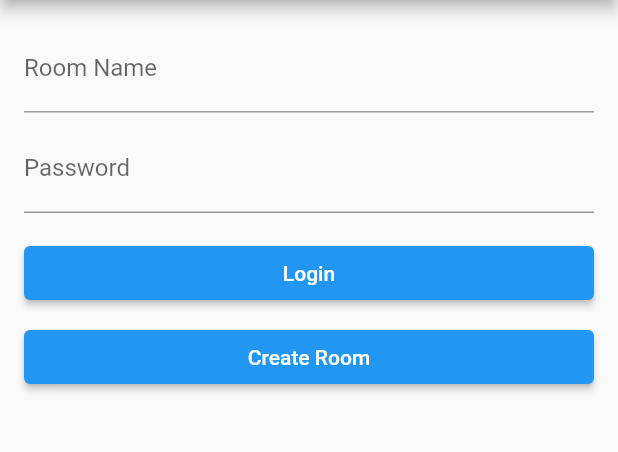
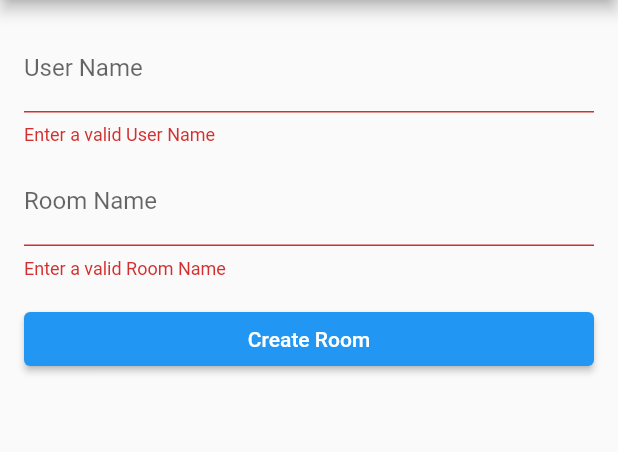
Before and after one commit to The-Network-Preachers/streamit-app, a Flutter app: the screen it shows after launch, after a tap on "Create Room", on a phone screen of 412 x 824 dp, the part 84-536 px from its top. Run offline on Flutter 3.47's test engine with Material 2 defaults, Android fonts, the light colour scheme and no system bars.

Commit message:
Fix: Login Page Form controllers

```diff
--- a/lib/login.dart
+++ /dev/null
@@ -1,77 +0,0 @@
-import 'package:flutter/material.dart';
-
-class LoginPage extends StatefulWidget {
-  @override
-  _LoginPageState createState() => _LoginPageState();
-}
-
-class _LoginPageState extends State<LoginPage> {
-  final _formKey = GlobalKey<FormState>();
-  final _emailController = TextEditingController();
-  final _passwordController = TextEditingController();
-
-  @override
-  Widget build(BuildContext context) {
-    return MaterialApp(
-      home: Scaffold(
-        appBar: AppBar(
-          title: Text('StreamIT'),
-        ),
-        body: SingleChildScrollView(
-          child: Container(
-            padding: EdgeInsets.all(16.0),
-            child: Form(
-              key: _formKey,
-              child: Column(
-                crossAxisAlignment: CrossAxisAlignment.stretch,
-                children: <Widget>[
-                  TextFormField(
-                    controller: _emailController,
-                    decoration: InputDecoration(labelText: 'Room Name'),
-                    validator: (value) {
-                      if (value == null || value.isEmpty) {
-                        return 'Please enter your Room Name';
-                      }
-                      return null;
-                    },
-                  ),
-                  SizedBox(height: 8.0),
-                  TextFormField(
-                    controller: _passwordController,
-                    decoration: InputDecoration(labelText: 'Password'),
-                    obscureText: true,
-                    validator: (value) {
-                      if (value == null || value.isEmpty) {
-                        return 'Please enter your password';
-                      }
-                      return null;
-                    },
-                  ),
-                  SizedBox(height: 16.0),
-                  ElevatedButton(
-                    onPressed: () {
-                      if (_formKey.currentState!.validate()) {
-                        // Implement login functionality here
-                        String email = _emailController.text;
-                        String password = _passwordController.text;
-                        // Call your login API and handle the response
-                      }
-                    },
-                    child: Text('Login'),
-                  ),
-                  SizedBox(height: 8.0),
-                  ElevatedButton(
-                    onPressed: () {
-                      // Implement create room functionality here
-                    },
-                    child: Text('Create Room'),
-                  ),
-                ],
-              ),
-            ),
-          ),
-        ),
-      ),
-    );
-  }
-}
--- a/lib/main.dart
+++ b/lib/main.dart
@@ -1,7 +1,7 @@
 import 'package:flutter/material.dart';
-import 'login.dart';
 
+import './pages/login.dart';
 
 void main() {
-  runApp(LoginPage());
+  runApp(const LoginPage());
 }
--- /dev/null
+++ b/lib/pages/login.dart
@@ -0,0 +1,81 @@
+import 'package:flutter/material.dart';
+
+class LoginPage extends StatefulWidget {
+  const LoginPage({super.key});
+
+  @override
+  State<LoginPage> createState() => _LoginPageState();
+}
+
+class _LoginPageState extends State<LoginPage> {
+  final _formKey = GlobalKey<FormState>();
+  String? _userName;
+  String? _roomName;
+
+  @override
+  Widget build(BuildContext context) {
+    return MaterialApp(
+      home: Scaffold(
+        appBar: AppBar(
+          title: const Text('StreamIT'),
+        ),
+        body: SingleChildScrollView(
+          child: Container(
+            padding: const EdgeInsets.all(16.0),
+            child: Form(
+              key: _formKey,
+              child: Column(
+                crossAxisAlignment: CrossAxisAlignment.stretch,
+                children: <Widget>[
+                  TextFormField(
+                    decoration: const InputDecoration(labelText: 'User Name'),
+                    validator: (value) {
+                      if (value == null || value.isEmpty) {
+                        return 'Enter a valid User Name';
+                      }
+
+                      return null;
+                    },
+                    onSaved: (val) {
+                      if (val != null) {
+                        _userName = val.trim();
+                      }
+                    },
+                  ),
+                  const SizedBox(height: 8.0),
+                  TextFormField(
+                    decoration: const InputDecoration(labelText: 'Room Name'),
+                    validator: (value) {
+                      if (value == null || value.isEmpty) {
+                        return 'Enter a valid Room Name';
+                      }
+                      return null;
+                    },
+                    onSaved: (val) {
+                      if (val != null) {
+                        _roomName = val.trim();
+                      }
+                    },
+                  ),
+                  const SizedBox(height: 16.0),
+                  ElevatedButton(
+                    onPressed: () {
+                      if (_formKey.currentState!.validate()) {
+                        _formKey.currentState!.save();
+
+                        // TODO: Implement create room functionality here
+                        debugPrint("User Name: $_userName");
+                        debugPrint("Room Name: $_roomName");
+                      }
+                    },
+                    child: const Text('Create Room'),
+                  ),
+                ],
+              ),
+            ),
+          ),
+        ),
+      ),
+    );
+  }
+}
```
Also changed, not shown: 1 other file.
